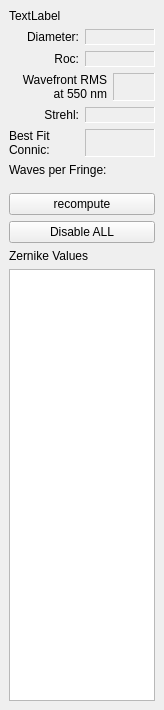
Above: metricsdisplay.ui from githubdoe/DFTFringe before the change. Below: the same form after it.
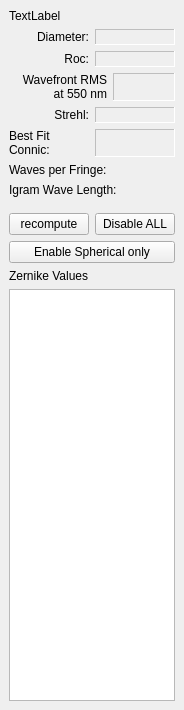
That is the form after the change.

Diff of the .ui file:
```diff
--- a/metricsdisplay.ui
+++ b/metricsdisplay.ui
@@ -6,7 +6,7 @@
    <rect>
     <x>0</x>
     <y>0</y>
-    <width>164</width>
+    <width>176</width>
     <height>710</height>
    </rect>
   </property>
@@ -14,7 +14,7 @@
    <string>Metrics</string>
   </property>
   <widget class="QWidget" name="dockWidgetContents">
-   <layout class="QVBoxLayout" name="verticalLayout_2">
+   <layout class="QVBoxLayout" name="verticalLayout">
     <item>
      <widget class="QLabel" name="wftName">
       <property name="text">
@@ -195,6 +195,13 @@
       </property>
      </widget>
     </item>
+    <item>
+     <widget class="QLabel" name="lambda">
+      <property name="text">
+       <string>Igram Wave Length:</string>
+      </property>
+     </widget>
+    </item>
     <item>
      <spacer name="verticalSpacer">
       <property name="orientation">
@@ -212,7 +219,7 @@
      </spacer>
     </item>
     <item>
-     <layout class="QVBoxLayout" name="verticalLayout">
+     <layout class="QHBoxLayout" name="horizontalLayout_6">
       <item>
        <widget class="QPushButton" name="recomputePB">
         <property name="minimumSize">
@@ -233,6 +240,15 @@
         </property>
        </widget>
       </item>
+     </layout>
+    </item>
+    <item>
+     <widget class="QPushButton" name="sphericalPb">
+      <property name="text">
+       <string>Enable Spherical only</string>
+      </property>
+     </widget>
+    </item>
       <item>
        <widget class="QLabel" name="label_4">
         <property name="text">
@@ -242,8 +258,6 @@
       </item>
       <item>
        <widget class="QTableView" name="tableView"/>
-      </item>
-     </layout>
     </item>
    </layout>
   </widget>
```
Lines whose indentation alone changed are shown as unchanged.
